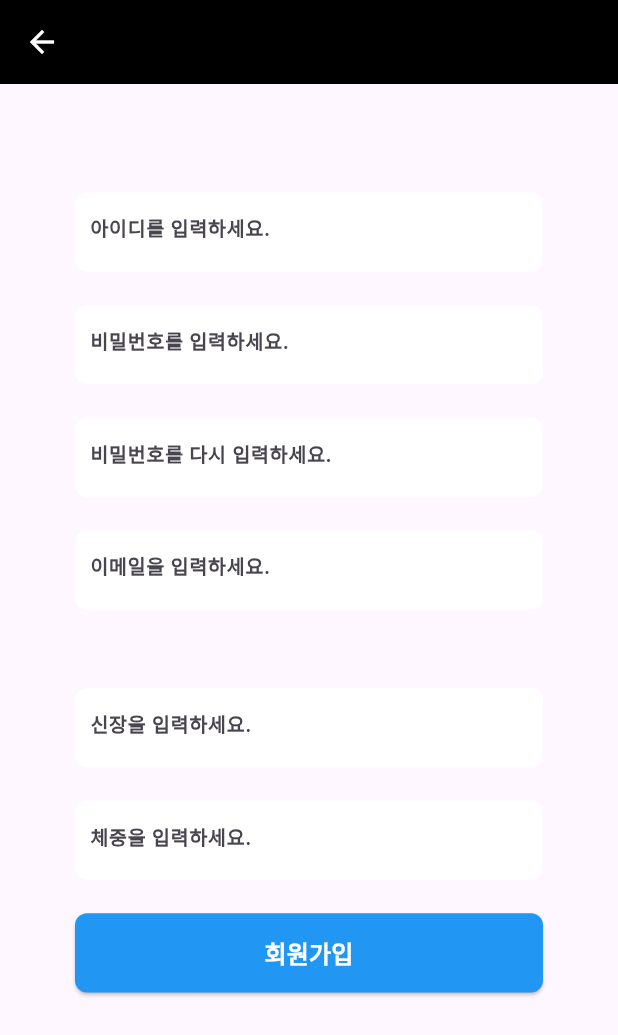
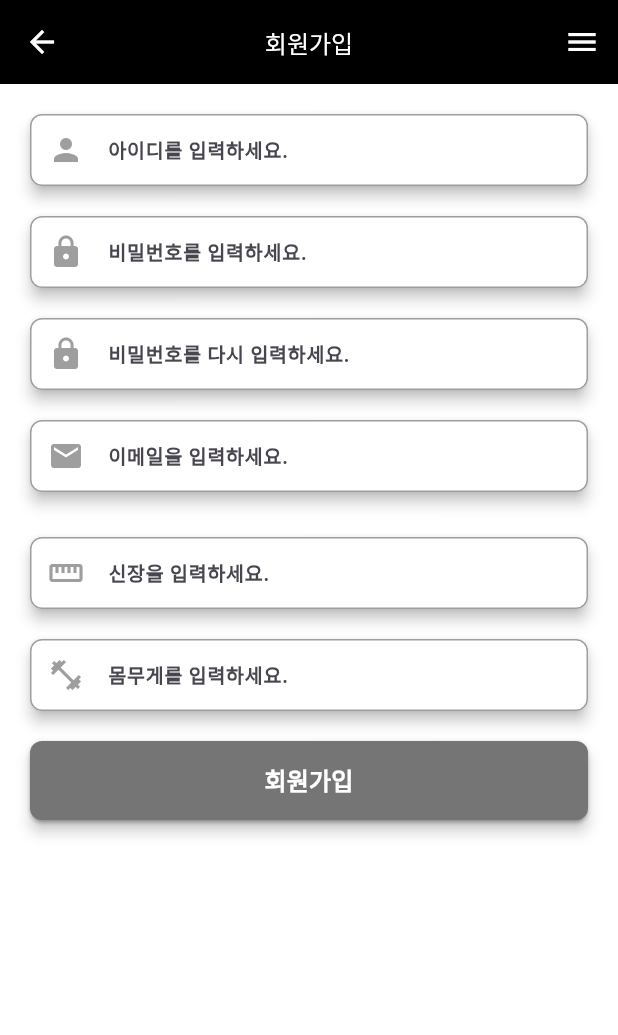
Before and after one commit to kiminbeam/exercise-routine-app, a Flutter app: the JoinPage screen opened directly, on a phone screen of 412 x 824 dp. Shown: the top 1035 px of the screen. Run offline on Flutter 3.47's test engine with Material 3 defaults, Android fonts, the phone set to English and light mode, and no system bars; our stand-ins replace dio, flutter_riverpod.

Commit message:
B [fix]로그인,회원가입 화면 수정
:

```diff
--- a/lib/main.dart
+++ b/lib/main.dart
@@ -1,7 +1,6 @@
 import 'package:flutter/material.dart';
 import 'package:flutter_riverpod/flutter_riverpod.dart';
 import 'package:projectsampledata/ui/pages/user/plan_update_page/plan_update_page.dart';
-
 import '_core/constants/theme.dart';
 
 GlobalKey<NavigatorState> navigatorKey = GlobalKey<NavigatorState>();
--- a/lib/ui/pages/user/user_join_page/join_page.dart
+++ b/lib/ui/pages/user/user_join_page/join_page.dart
@@ -4,32 +4,40 @@ import 'package:projectsampledata/ui/pages/user/user_join_page/widgets/join_body
 class JoinPage extends StatelessWidget {
   @override
   Widget build(BuildContext context) {
-    double deviceWidth = MediaQuery.of(context).size.width;
     double deviceHeight = MediaQuery.of(context).size.height;
-
-    double widthRatio = deviceWidth / 375;
     double heightRatio = deviceHeight / 812;
 
-    return Scaffold(
+    return Scaffold(backgroundColor: Colors.white,
       appBar: AppBar(
+        backgroundColor: Colors.black,
         leading: IconButton(
           icon: Icon(
             Icons.arrow_back,
+            color: Colors.white,
           ),
-          onPressed: () {},
+          onPressed: () {
+            Navigator.pop(context, "/join");
+          },
         ),
         title: Container(
-          margin: EdgeInsets.only(left: widthRatio * 104),
           child: Text(
             "회원가입",
             style: TextStyle(
-              color: Colors.black,
+              color: Colors.white,
               fontSize: 16,
             ),
           ),
         ),
+        centerTitle: true,
+        actions: [
+          IconButton(
+            icon: Icon(Icons.menu),
+            color: Colors.white,
+            onPressed: () {},
+          )
+        ],
       ),
-      body: JoinBody(heightRatio: heightRatio, widthRatio: widthRatio),
+      body: JoinBody(heightRatio: heightRatio),
     );
   }
 }
--- a/lib/ui/pages/user/user_join_page/widgets/join_body.dart
+++ b/lib/ui/pages/user/user_join_page/widgets/join_body.dart
@@ -4,34 +4,41 @@ class JoinBody extends StatelessWidget {
   const JoinBody({
     super.key,
     required this.heightRatio,
-    required this.widthRatio,
   });
 
   final double heightRatio;
-  final double widthRatio;
 
   @override
   Widget build(BuildContext context) {
     return Padding(
-      padding: const EdgeInsets.all(50.0),
+      padding: const EdgeInsets.all(20.0),
       child: ListView(
         children: [
-          Container(
-            margin: EdgeInsets.only(
-              top: heightRatio * 22,
-            ),
-            width: widthRatio * 20,
-            height: heightRatio * 52,
-            decoration: ShapeDecoration(
+          Material(
+            borderRadius: BorderRadius.circular(8),
             color: Colors.white,
-              shape: RoundedRectangleBorder(
-                borderRadius: BorderRadius.circular(8),
-              ),
-            ),
+            elevation: 4,
             child: TextFormField(
               textInputAction: TextInputAction.next,
               decoration: InputDecoration(
-                border: InputBorder.none,
+                border: OutlineInputBorder(
+                  borderRadius: BorderRadius.circular(8),
+                ),
+                focusedBorder: OutlineInputBorder(
+                  borderRadius: BorderRadius.circular(8.0),
+                  borderSide: BorderSide(
+                    color: Colors.blueAccent,
+                    width: 2.0,
+                  ),
+                ),
+                enabledBorder: OutlineInputBorder(
+                  borderRadius: BorderRadius.circular(8.0),
+                  borderSide: BorderSide(
+                    color: Colors.grey,
+                    width: 1.0,
+                  ),
+                ),
+                prefixIcon: Icon(Icons.person, color: Colors.grey),
                 hintText: "아이디를 입력하세요.",
                 hintStyle: TextStyle(
                   fontSize: 13,
@@ -42,22 +49,33 @@ class JoinBody extends StatelessWidget {
               // controller: ,
             ),
           ),
-          Container(
-            margin: EdgeInsets.only(
-              top: heightRatio * 22,
-            ),
-            width: widthRatio * 20,
-            height: heightRatio * 52,
-            decoration: ShapeDecoration(
+          SizedBox(height: 20,),
+          Material(
+            borderRadius: BorderRadius.circular(8),
             color: Colors.white,
-              shape: RoundedRectangleBorder(
+            elevation: 4,
+            child: TextFormField(
+              obscureText: true,
+              textInputAction: TextInputAction.next,
+              decoration: InputDecoration(
+                border: OutlineInputBorder(
                   borderRadius: BorderRadius.circular(8),
                 ),
+                focusedBorder: OutlineInputBorder(
+                  borderRadius: BorderRadius.circular(8.0),
+                  borderSide: BorderSide(
+                    color: Colors.blueAccent,
+                    width: 2.0,
                   ),
-            child: TextFormField(
-              textInputAction: TextInputAction.next,
-              decoration: InputDecoration(
-                border: InputBorder.none,
+                ),
+                enabledBorder: OutlineInputBorder(
+                  borderRadius: BorderRadius.circular(8.0),
+                  borderSide: BorderSide(
+                    color: Colors.grey,
+                    width: 1.0,
+                  ),
+                ),
+                prefixIcon: Icon(Icons.lock, color: Colors.grey),
                 hintText: "비밀번호를 입력하세요.",
                 hintStyle: TextStyle(
                   fontSize: 13,
@@ -68,22 +86,33 @@ class JoinBody extends StatelessWidget {
               // controller: ,
             ),
           ),
-          Container(
-            margin: EdgeInsets.only(
-              top: heightRatio * 22,
-            ),
-            width: widthRatio * 20,
-            height: heightRatio * 52,
-            decoration: ShapeDecoration(
+          SizedBox(height: 20,),
+          Material(
+            borderRadius: BorderRadius.circular(8),
             color: Colors.white,
-              shape: RoundedRectangleBorder(
+            elevation: 4,
+            child: TextFormField(
+              obscureText: true,
+              textInputAction: TextInputAction.next,
+              decoration: InputDecoration(
+                border: OutlineInputBorder(
                   borderRadius: BorderRadius.circular(8),
                 ),
+                focusedBorder: OutlineInputBorder(
+                  borderRadius: BorderRadius.circular(8.0),
+                  borderSide: BorderSide(
+                    color: Colors.blueAccent,
+                    width: 2.0,
                   ),
-            child: TextFormField(
-              textInputAction: TextInputAction.next,
-              decoration: InputDecoration(
-                border: InputBorder.none,
+                ),
+                enabledBorder: OutlineInputBorder(
+                  borderRadius: BorderRadius.circular(8.0),
+                  borderSide: BorderSide(
+                    color: Colors.grey,
+                    width: 1.0,
+                  ),
+                ),
+                prefixIcon: Icon(Icons.lock, color: Colors.grey),
                 hintText: "비밀번호를 다시 입력하세요.",
                 hintStyle: TextStyle(
                   fontSize: 13,
@@ -94,22 +123,32 @@ class JoinBody extends StatelessWidget {
               // controller: ,
             ),
           ),
-          Container(
-            margin: EdgeInsets.only(
-              top: heightRatio * 22,
-            ),
-            width: widthRatio * 20,
-            height: heightRatio * 52,
-            decoration: ShapeDecoration(
+          SizedBox(height: 20,),
+          Material(
+            borderRadius: BorderRadius.circular(8),
             color: Colors.white,
-              shape: RoundedRectangleBorder(
-                borderRadius: BorderRadius.circular(8),
-              ),
-            ),
+            elevation: 4,
             child: TextFormField(
               textInputAction: TextInputAction.next,
               decoration: InputDecoration(
-                border: InputBorder.none,
+                border: OutlineInputBorder(
+                  borderRadius: BorderRadius.circular(8),
+                ),
+                focusedBorder: OutlineInputBorder(
+                  borderRadius: BorderRadius.circular(8.0),
+                  borderSide: BorderSide(
+                    color: Colors.blueAccent,
+                    width: 2.0,
+                  ),
+                ),
+                enabledBorder: OutlineInputBorder(
+                  borderRadius: BorderRadius.circular(8.0),
+                  borderSide: BorderSide(
+                    color: Colors.grey,
+                    width: 1.0,
+                  ),
+                ),
+                prefixIcon: Icon(Icons.email, color: Colors.grey),
                 hintText: "이메일을 입력하세요.",
                 hintStyle: TextStyle(
                   fontSize: 13,
@@ -120,25 +159,32 @@ class JoinBody extends StatelessWidget {
               // controller: ,
             ),
           ),
-          SizedBox(
-            height: 30,
-          ),
-          Container(
-            margin: EdgeInsets.only(
-              top: heightRatio * 22,
-            ),
-            width: widthRatio * 20,
-            height: heightRatio * 52,
-            decoration: ShapeDecoration(
+          SizedBox( height: 30,),
+          Material(
+            borderRadius: BorderRadius.circular(8),
             color: Colors.white,
-              shape: RoundedRectangleBorder(
-                borderRadius: BorderRadius.circular(8),
-              ),
-            ),
+            elevation: 4,
             child: TextFormField(
               textInputAction: TextInputAction.next,
               decoration: InputDecoration(
-                border: InputBorder.none,
+                border: OutlineInputBorder(
+                  borderRadius: BorderRadius.circular(8),
+                ),
+                focusedBorder: OutlineInputBorder(
+                  borderRadius: BorderRadius.circular(8.0),
+                  borderSide: BorderSide(
+                    color: Colors.blueAccent,
+                    width: 2.0,
+                  ),
+                ),
+                enabledBorder: OutlineInputBorder(
+                  borderRadius: BorderRadius.circular(8.0),
+                  borderSide: BorderSide(
+                    color: Colors.grey,
+                    width: 1.0,
+                  ),
+                ),
+                prefixIcon: Icon(Icons.straighten, color: Colors.grey),
                 hintText: "신장을 입력하세요.",
                 hintStyle: TextStyle(
                   fontSize: 13,
@@ -149,23 +195,33 @@ class JoinBody extends StatelessWidget {
               // controller: ,
             ),
           ),
-          Container(
-            margin: EdgeInsets.only(
-              top: heightRatio * 22,
-            ),
-            width: widthRatio * 20,
-            height: heightRatio * 52,
-            decoration: ShapeDecoration(
+          SizedBox(height: 20,),
+          Material(
+            borderRadius: BorderRadius.circular(8),
             color: Colors.white,
-              shape: RoundedRectangleBorder(
-                borderRadius: BorderRadius.circular(8),
-              ),
-            ),
+            elevation: 4,
             child: TextFormField(
               textInputAction: TextInputAction.next,
               decoration: InputDecoration(
-                border: InputBorder.none,
-                hintText: "체중을 입력하세요.",
+                border: OutlineInputBorder(
+                  borderRadius: BorderRadius.circular(8),
+                ),
+                focusedBorder: OutlineInputBorder(
+                  borderRadius: BorderRadius.circular(8.0),
+                  borderSide: BorderSide(
+                    color: Colors.blueAccent,
+                    width: 2.0,
+                  ),
+                ),
+                enabledBorder: OutlineInputBorder(
+                  borderRadius: BorderRadius.circular(8.0),
+                  borderSide: BorderSide(
+                    color: Colors.grey,
+                    width: 1.0,
+                  ),
+                ),
+                prefixIcon: Icon(Icons.fitness_center, color: Colors.grey),
+                hintText: "몸무게를 입력하세요.",
                 hintStyle: TextStyle(
                   fontSize: 13,
                   fontWeight: FontWeight.w700,
@@ -175,13 +231,16 @@ class JoinBody extends StatelessWidget {
               // controller: ,
             ),
           ),
-          Container(
-            margin: EdgeInsets.only(top: heightRatio * 22),
-            width: widthRatio * 20,
+          SizedBox(height: 20,),
+          Material(
+            borderRadius: BorderRadius.circular(8),
+            color: Colors.white,
+            elevation: 4,
+            child: Container(
               height: heightRatio * 52,
               child: ElevatedButton(
                 style: ElevatedButton.styleFrom(
-                backgroundColor: Colors.blue,
+                  backgroundColor: Colors.grey[600],
                   shape: RoundedRectangleBorder(
                     borderRadius: BorderRadius.circular(8.0),
                   ),
@@ -200,6 +259,7 @@ class JoinBody extends StatelessWidget {
                 ),
               ),
             ),
+          ),
         ],
       ),
     );
```
Also changed, not shown: lib/ui/pages/user/user_login_page/login_page.dart (+14 -6 lines), lib/ui/pages/user/user_login_page/widgets/login_body.dart (+66 -36 lines). Lines whose indentation alone changed are shown as unchanged.
